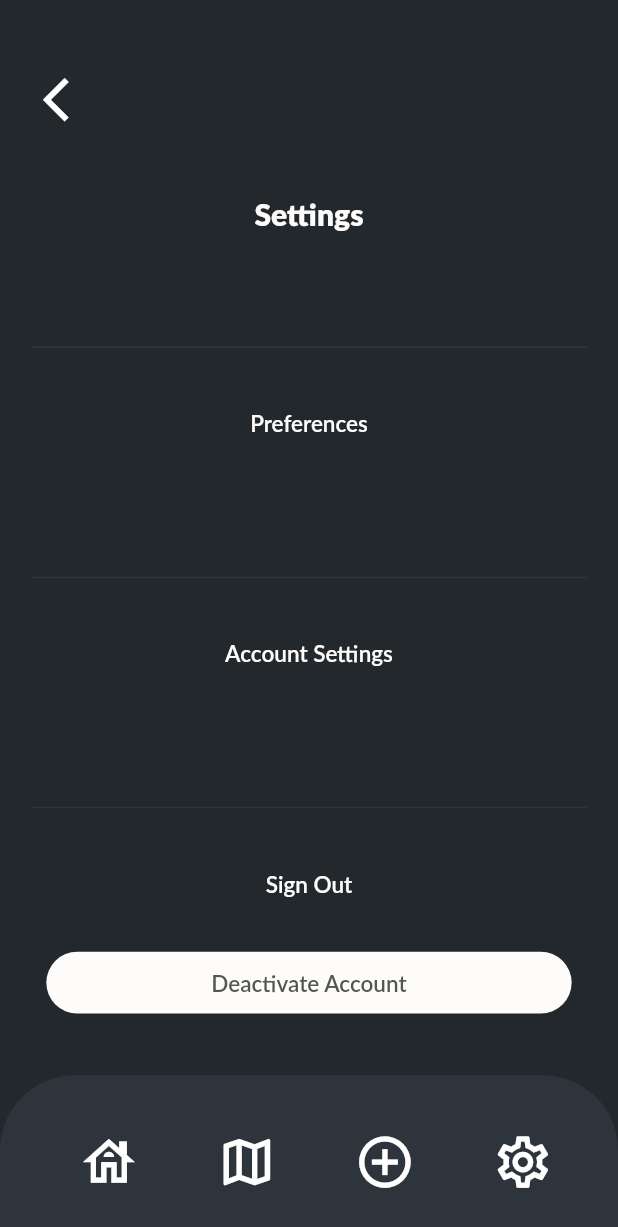
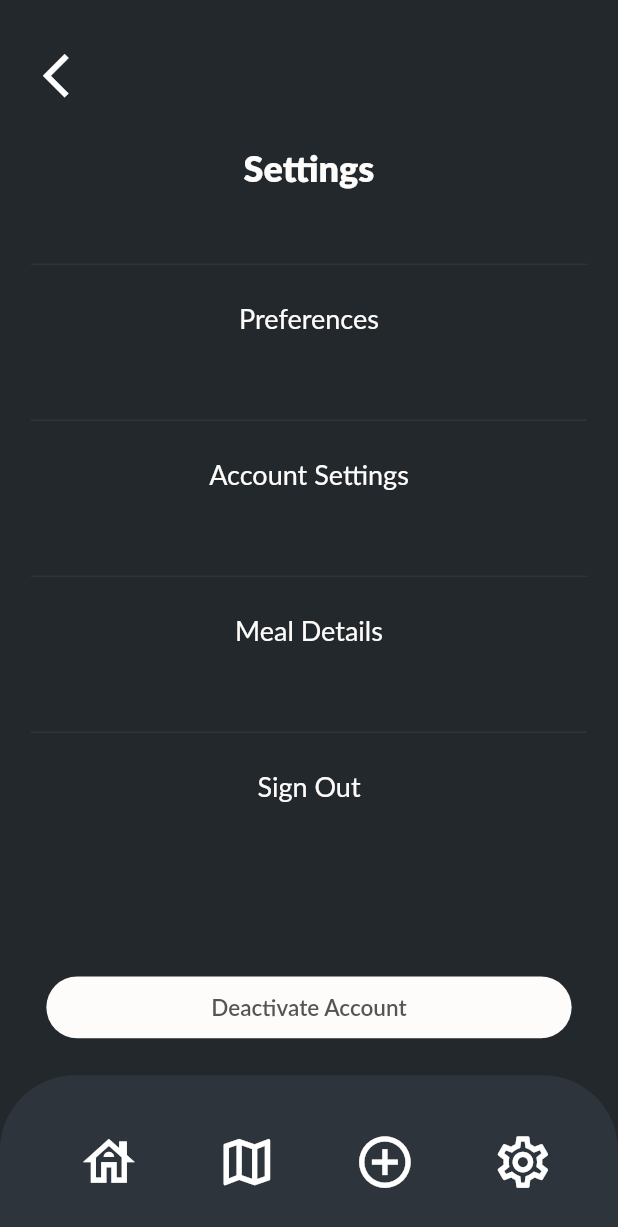
Before and after one commit to arnav062008/congressionalappchallenge, a Flutter app: the Settings screen opened directly, on a phone screen of 412 x 824 dp. Shown: the top 1227 px of the screen. Run offline on Flutter 3.47's test engine with Material 2 defaults, Android fonts, the phone set to English and light mode, and no system bars; our stand-ins replace cloud_firestore, firebase_auth, firebase_core, geocoding, geolocator, google_maps_flutter and 2 more; accounts and stored records are empty; Roboto replaces fonts that are missing (Lato).

Commit message:
Added A way to add details, also added sign out

```diff
--- a/lib/pages/settings.dart
+++ /dev/null
@@ -1,237 +0,0 @@
-import 'package:flutter/material.dart';
-
-import 'add_meal.dart';
-import 'meal_locate.dart';
-import 'summary.dart';
-
-class Settings extends StatelessWidget {
-  const Settings({super.key});
-
-  @override
-  Widget build(BuildContext context) {
-    final mediaQuery = MediaQuery.of(context);
-    final screenWidth = mediaQuery.size.width;
-    final screenHeight = mediaQuery.size.height;
-
-    return Scaffold(
-      bottomNavigationBar: BottomNavigationBarWidget(),
-      backgroundColor: const Color(0xFF22282C),
-      body: Center(
-        child: Container(
-          width: screenWidth *
-              0.9, // Adjust the width using a fraction of screen width
-          height: screenHeight *
-              0.9, // Adjust the height using a fraction of screen height
-          clipBehavior: Clip.antiAlias,
-          decoration: const BoxDecoration(color: Color(0xFF22282C)),
-          child: Column(
-            children: [
-              SizedBox(height: screenHeight * 0.05),
-              Align(
-                alignment: Alignment.centerLeft,
-                child: IconButton(
-                  onPressed: () {
-                    Navigator.pop(context);
-                  },
-                  icon: const Icon(
-                    Icons.arrow_back_ios,
-                    size: 35,
-                    color: Colors.white,
-                  ),
-                ),
-              ),
-              SizedBox(height: screenHeight * 0.05),
-              SizedBox(
-                width: screenWidth * 0.72,
-                height: screenHeight * 0.072,
-                child: const Text(
-                  'Settings',
-                  textAlign: TextAlign.center,
-                  style: TextStyle(
-                    color: Color(0xFFFEFCFB),
-                    fontSize: 20,
-                    fontFamily: 'Lato',
-                    fontWeight: FontWeight.w900,
-                  ),
-                ),
-              ),
-              SizedBox(height: screenHeight * 0.05),
-              Container(
-                width: screenWidth * 0.9,
-                height: 1,
-                color: const Color(0xFF2E343B),
-              ),
-              SizedBox(height: screenHeight * 0.05),
-              SizedBox(
-                width: screenWidth * 0.7,
-                height: screenHeight * 0.035,
-                child: const Text(
-                  'Preferences',
-                  textAlign: TextAlign.center,
-                  style: TextStyle(
-                    color: Color(0xFFFEFCFB),
-                    fontSize: 15,
-                    fontFamily: 'Lato',
-                    fontWeight: FontWeight.w600,
-                  ),
-                ),
-              ),
-              SizedBox(height: screenHeight * 0.1),
-              Container(
-                width: screenWidth * 0.9,
-                height: 1,
-                color: const Color(0xFF2E343B),
-              ),
-              SizedBox(height: screenHeight * 0.05),
-              SizedBox(
-                width: screenWidth * 0.7,
-                height: screenHeight * 0.035,
-                child: const Text(
-                  'Account Settings',
-                  textAlign: TextAlign.center,
-                  style: TextStyle(
-                    color: Color(0xFFFEFCFB),
-                    fontSize: 15,
-                    fontFamily: 'Lato',
-                    fontWeight: FontWeight.w600,
-                  ),
-                ),
-              ),
-              SizedBox(height: screenHeight * 0.1),
-              Container(
-                width: screenWidth * 0.9,
-                height: 1,
-                color: const Color(0xFF2E343B),
-              ),
-              SizedBox(height: screenHeight * 0.05),
-              SizedBox(
-                width: screenWidth * 0.7,
-                height: screenHeight * 0.035,
-                child: const Text(
-                  'Sign Out',
-                  textAlign: TextAlign.center,
-                  style: TextStyle(
-                    color: Color(0xFFFEFCFB),
-                    fontSize: 15,
-                    fontFamily: 'Lato',
-                    fontWeight: FontWeight.w600,
-                  ),
-                ),
-              ),
-              const Spacer(),
-              GestureDetector(
-                onTap: () {},
-                child: Container(
-                  width: screenWidth *
-                      0.85, // Adjust the width using a fraction of screen width
-                  height: screenHeight *
-                      0.05, // Adjust the height using a fraction of screen height
-                  decoration: ShapeDecoration(
-                    color: const Color(0xFFFEFCFB),
-                    shape: RoundedRectangleBorder(
-                      borderRadius: BorderRadius.circular(30),
-                    ),
-                  ),
-                  child: const Center(
-                    child: SizedBox(
-                      child: Text(
-                        'Deactivate Account',
-                        textAlign: TextAlign.center,
-                        style: TextStyle(
-                          color: Color(0xFF555553),
-                          fontSize: 15,
-                          fontFamily: 'Lato',
-                          fontWeight: FontWeight.w600,
-                        ),
-                      ),
-                    ),
-                  ),
-                ),
-              ),
-              SizedBox(height: screenHeight * 0.05),
-            ],
-          ),
-        ),
-      ),
-    );
-  }
-}
-
-class BottomNavigationBarWidget extends StatelessWidget {
-  @override
-  Widget build(BuildContext context) {
-    final width = MediaQuery.of(context).size.width;
-    final iconSize = width / 10;
-
-    return Container(
-      width: width * 0.866,
-      height: MediaQuery.of(context).size.height * 0.13,
-      decoration: const ShapeDecoration(
-        color: Color(0xFF2E343B),
-        shape: RoundedRectangleBorder(
-          borderRadius: BorderRadius.only(
-            topLeft: Radius.circular(50),
-            topRight: Radius.circular(50),
-          ),
-        ),
-      ),
-      child: Row(
-        mainAxisAlignment: MainAxisAlignment.spaceEvenly,
-        children: [
-          IconButton(
-            onPressed: () {
-              Navigator.push(
-                context,
-                MaterialPageRoute(builder: (context) => const Summary()),
-              );
-            },
-            icon: Icon(
-              Icons.house_outlined,
-              size: iconSize,
-              color: Colors.white,
-            ),
-          ),
-          IconButton(
-            onPressed: () {
-              Navigator.push(
-                context,
-                MaterialPageRoute(builder: (context) => const MapPointScreen()),
-              );
-            },
-            icon: Icon(
-              Icons.map_outlined,
-              size: iconSize,
-              color: Colors.white,
-            ),
-          ),
-          IconButton(
-            onPressed: () {
-              Navigator.push(
-                context,
-                MaterialPageRoute(builder: (context) => const MealAdd()),
-              );
-            },
-            icon: Icon(
-              Icons.add_circle_outline,
-              size: iconSize,
-              color: Colors.white,
-            ),
-          ),
-          IconButton(
-            onPressed: () {
-              Navigator.push(
-                context,
-                MaterialPageRoute(builder: (context) => const Settings()),
-              );
-            },
-            icon: Icon(
-              Icons.settings_outlined,
-              size: iconSize,
-              color: Colors.white,
-            ),
-          ),
-        ],
-      ),
-    );
-  }
-}
--- /dev/null
+++ b/lib/pages/settings_pages/settings.dart
@@ -0,0 +1,252 @@
+import 'package:congressionalappchallenge/pages/login.dart';
+import 'package:firebase_auth/firebase_auth.dart';
+import 'package:flutter/material.dart';
+
+import '../add_meal.dart';
+import '../meal_locate.dart';
+import '../summary.dart';
+import 'meal_details.dart';
+
+class Settings extends StatelessWidget {
+  const Settings({Key? key}) : super(key: key);
+
+  @override
+  Widget build(BuildContext context) {
+    final mediaQuery = MediaQuery.of(context);
+    final screenWidth = mediaQuery.size.width;
+    final screenHeight = mediaQuery.size.height;
+    final FirebaseAuth _firebaseAuth = FirebaseAuth.instance;
+    final iconSize = screenWidth / 10;
+    _signOut() async {
+      await _firebaseAuth.signOut();
+    }
+
+    return Scaffold(
+      bottomNavigationBar: BottomNavigationBarWidget(iconSize: iconSize),
+      backgroundColor: const Color(0xFF22282C),
+      body: Center(
+        child: Container(
+          width: screenWidth * 0.9,
+          height: screenHeight * 0.9,
+          clipBehavior: Clip.antiAlias,
+          decoration: const BoxDecoration(color: Color(0xFF22282C)),
+          child: Column(
+            children: [
+              SizedBox(height: screenHeight * 0.03),
+              _buildIconButton(
+                icon: Icons.arrow_back_ios,
+                onPressed: () {
+                  Navigator.pop(context);
+                },
+              ),
+              SizedBox(height: screenHeight * 0.03),
+              _buildText('Settings', context,
+                  fontSize: 24, fontWeight: FontWeight.w900),
+              SizedBox(height: screenHeight * 0.06),
+              _buildDivider(context),
+              SizedBox(height: screenHeight * 0.03),
+              _buildText('Preferences', context, fontSize: 18),
+              SizedBox(height: screenHeight * 0.06),
+              _buildDivider(context),
+              SizedBox(height: screenHeight * 0.03),
+              _buildText(
+                'Account Settings',
+                context,
+                fontSize: 18,
+              ),
+              SizedBox(height: screenHeight * 0.06),
+              _buildDivider(context),
+              SizedBox(height: screenHeight * 0.03),
+              GestureDetector(
+                onTap: () {
+                  Navigator.push(
+                    context,
+                    MaterialPageRoute(
+                      builder: (context) => MealDetail(),
+                    ),
+                  );
+                },
+                child: _buildText(
+                  'Meal Details',
+                  context,
+                  fontSize: 18,
+                ),
+              ), // Adjusted size for "Meal Details" text
+
+              SizedBox(height: screenHeight * 0.06),
+
+              _buildDivider(context),
+
+              SizedBox(height: screenHeight * 0.03),
+              GestureDetector(
+                child: _buildText(
+                  'Sign Out',
+                  context,
+                  fontSize: 18,
+                ),
+                onTap: () {
+                  _signOut().then(
+                    (value) => Navigator.push(
+                      context,
+                      MaterialPageRoute(
+                          builder: (context) => const SignInPage()),
+                    ),
+                  );
+                },
+              ),
+              const Spacer(),
+              GestureDetector(
+                onTap: () {},
+                child: Container(
+                  width: screenWidth * 0.85,
+                  height: screenHeight * 0.05,
+                  decoration: ShapeDecoration(
+                    color: const Color(0xFFFEFCFB),
+                    shape: RoundedRectangleBorder(
+                      borderRadius: BorderRadius.circular(30),
+                    ),
+                  ),
+                  child: Center(
+                    child: SizedBox(
+                      child: Text(
+                        'Deactivate Account',
+                        textAlign: TextAlign.center,
+                        style: TextStyle(
+                          color: Color(0xFF555553),
+                          fontSize: 15,
+                          fontFamily: 'Lato',
+                          fontWeight: FontWeight.w600,
+                        ),
+                      ),
+                    ),
+                  ),
+                ),
+              ),
+              SizedBox(height: screenHeight * 0.03),
+            ],
+          ),
+        ),
+      ),
+    );
+  }
+
+  Widget _buildText(String text, BuildContext context,
+      {double fontSize = 15, FontWeight fontWeight = FontWeight.normal}) {
+    return SizedBox(
+      width: MediaQuery.of(context).size.width * 0.7,
+      height: MediaQuery.of(context).size.height * 0.035,
+      child: Text(
+        text,
+        textAlign: TextAlign.center,
+        style: TextStyle(
+          color: Color(0xFFFEFCFB),
+          fontSize: fontSize,
+          fontFamily: 'Lato',
+          fontWeight: fontWeight,
+        ),
+      ),
+    );
+  }
+
+  Widget _buildDivider(context) {
+    return Container(
+      width: MediaQuery.of(context).size.width * 0.9,
+      height: 1,
+      color: const Color(0xFF2E343B),
+    );
+  }
+
+  Widget _buildIconButton(
+      {required IconData icon, required VoidCallback onPressed}) {
+    return Align(
+      alignment: Alignment.centerLeft,
+      child: IconButton(
+        onPressed: onPressed,
+        icon: Icon(
+          icon,
+          size: 35,
+          color: Colors.white,
+        ),
+      ),
+    );
+  }
+}
+
+class BottomNavigationBarWidget extends StatelessWidget {
+  final double iconSize;
+
+  const BottomNavigationBarWidget({required this.iconSize, Key? key})
+      : super(key: key);
+
+  @override
+  Widget build(BuildContext context) {
+    final width = MediaQuery.of(context).size.width;
+
+    return Container(
+      width: width * 0.866,
+      height: MediaQuery.of(context).size.height * 0.13,
+      decoration: const ShapeDecoration(
+        color: Color(0xFF2E343B),
+        shape: RoundedRectangleBorder(
+          borderRadius: BorderRadius.only(
+            topLeft: Radius.circular(50),
+            topRight: Radius.circular(50),
+          ),
+        ),
+      ),
+      child: Row(
+        mainAxisAlignment: MainAxisAlignment.spaceEvenly,
+        children: [
+          _buildIconButton(
+            icon: Icons.house_outlined,
+            onPressed: () {
+              Navigator.push(
+                context,
+                MaterialPageRoute(builder: (context) => const Summary()),
+              );
+            },
+          ),
+          _buildIconButton(
+            icon: Icons.map_outlined,
+            onPressed: () {
+              Navigator.push(
+                context,
+                MaterialPageRoute(builder: (context) => const MapPointScreen()),
+              );
+            },
+          ),
+          _buildIconButton(
+            icon: Icons.add_circle_outline,
+            onPressed: () {
+              Navigator.push(
+                context,
+                MaterialPageRoute(builder: (context) => const MealAdd()),
+              );
+            },
+          ),
+          _buildIconButton(
+            icon: Icons.settings_outlined,
+            onPressed: () {
+              Navigator.push(
+                context,
+                MaterialPageRoute(builder: (context) => const Settings()),
+              );
+            },
+          ),
+        ],
+      ),
+    );
+  }
+
+  Widget _buildIconButton(
+      {required IconData icon, required VoidCallback onPressed}) {
+    return IconButton(
+      onPressed: onPressed,
+      icon: Icon(
+        icon,
+        size: iconSize,
+        color: Colors.white,
+      ),
+    );
+  }
+}
--- a/lib/pages/summary.dart
+++ b/lib/pages/summary.dart
@@ -1,5 +1,5 @@
 import 'package:congressionalappchallenge/pages/add_meal.dart';
-import 'package:congressionalappchallenge/pages/settings.dart';
+import 'package:congressionalappchallenge/pages/settings_pages/settings.dart';
 import 'package:flutter/material.dart';
 
 import 'meal_locate.dart';
```
Also changed, not shown: lib/pages/add_meal.dart (+57 -14 lines), lib/pages/register.dart (+33 -8 lines), 1 other file.
